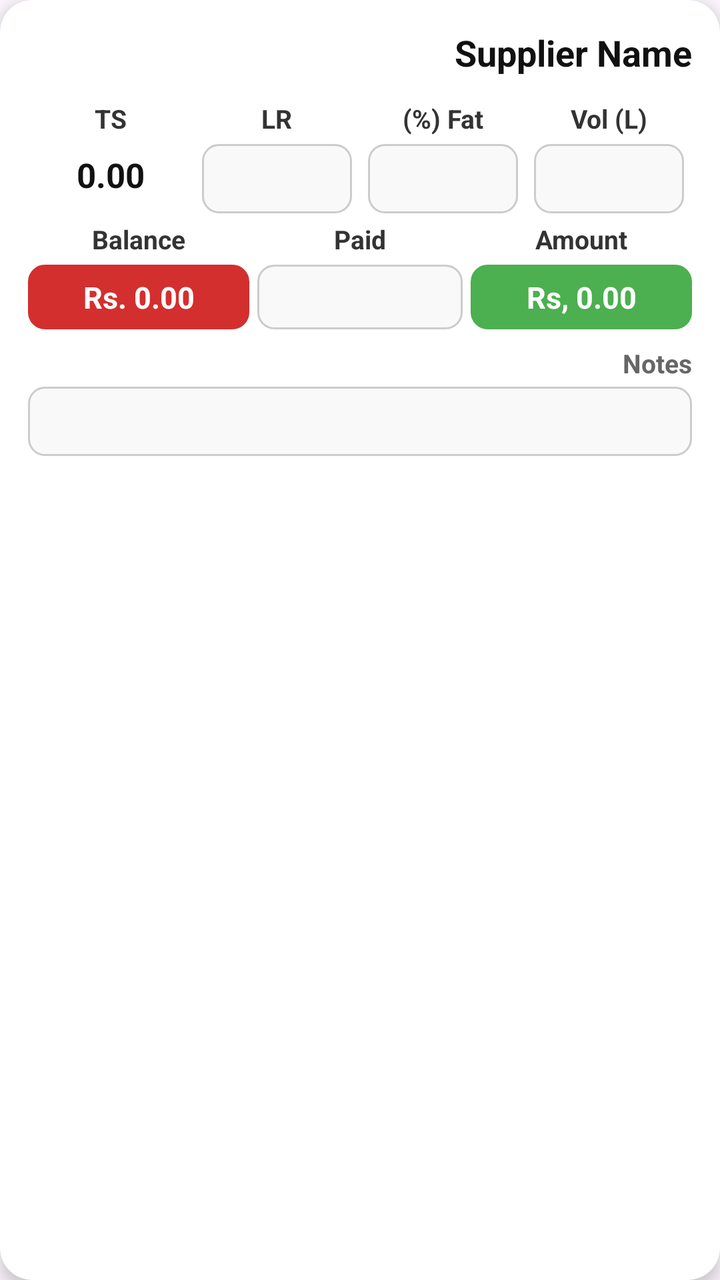
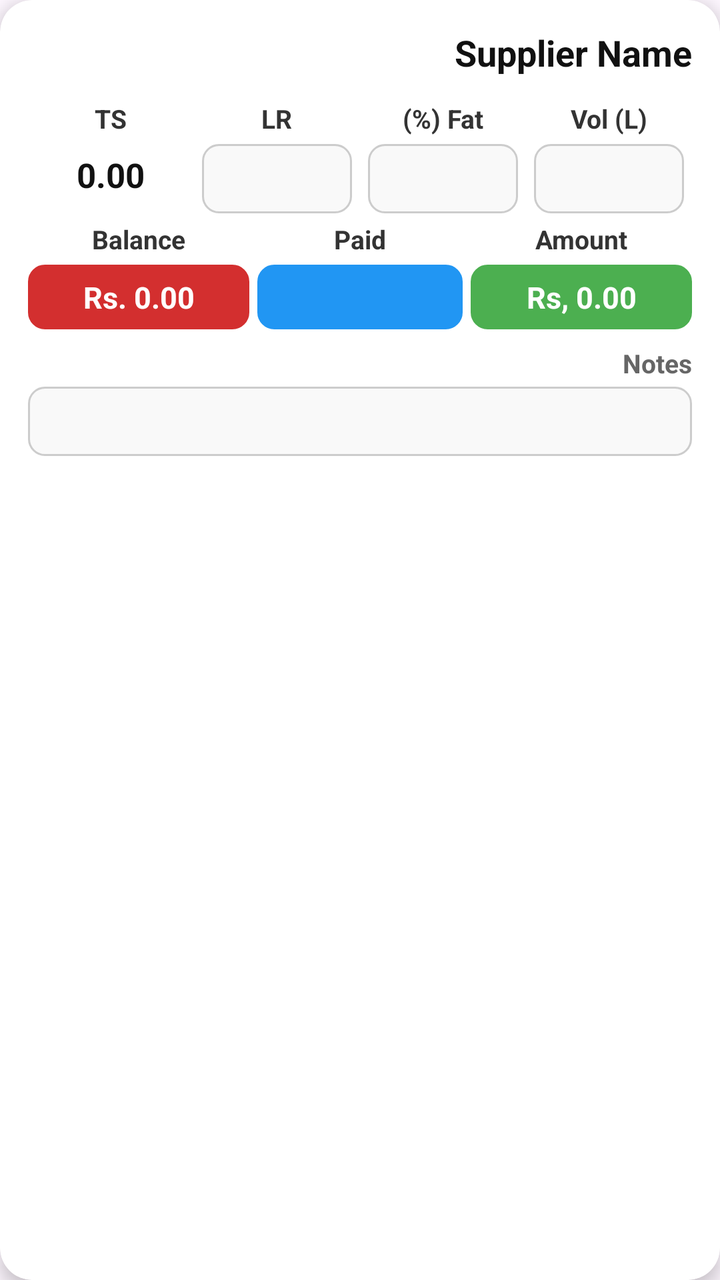

Compare the two renders of this Android layout. The source of the first and the diff that turns it into the second are given below.
<!-- AndroidManifest.xml: application theme Theme.MilkLedger -->
<!-- res/layout/item_purchase.xml -->
<?xml version="1.0" encoding="utf-8"?>
<androidx.cardview.widget.CardView
    xmlns:android="http://schemas.android.com/apk/res/android"
    xmlns:app="http://schemas.android.com/apk/res-auto"
    xmlns:tools="http://schemas.android.com/tools"
    android:layout_width="match_parent"
    android:layout_height="wrap_content"
    android:layout_marginHorizontal="16dp"
    android:layout_marginVertical="8dp"
    app:cardCornerRadius="16dp"
    android:layoutDirection="rtl"
    android:textDirection="rtl"
    app:cardElevation="5dp"
    android:backgroundTint="@android:color/white">

    <LinearLayout
        android:layout_width="match_parent"
        android:layout_height="wrap_content"
        android:orientation="vertical"
        android:padding="14dp">

        
        <TextView
            android:id="@+id/tv_supplier_name"
            android:layout_width="match_parent"
            android:layout_height="wrap_content"
            android:text="Supplier Name"
            android:textSize="18sp"
            android:textStyle="bold"
            android:textColor="#111111"
            android:layout_marginBottom="8dp" />

        
        <GridLayout
            android:layout_width="match_parent"
            android:layout_height="wrap_content"
            android:columnCount="4"
            android:alignmentMode="alignMargins"
            android:useDefaultMargins="true"
            >

            
            <LinearLayout
                android:layout_width="0dp"
                android:layout_height="wrap_content"
                android:layout_columnWeight="1"
                android:orientation="vertical"
                android:gravity="center">

                <TextView
                    android:layout_width="wrap_content"
                    android:layout_height="wrap_content"
                    android:layout_marginBottom="4dp"
                    android:text="Vol (L)"
                    android:textColor="#333"
                    android:textSize="13sp"
                    android:textStyle="bold" />

                <EditText
                    android:id="@+id/et_volume"
                    android:layout_width="match_parent"
                    android:layout_height="wrap_content"
                    android:inputType="numberDecimal"
                    android:textSize="17sp"
                    android:gravity="center"
                    android:paddingVertical="6dp"
                    android:background="@drawable/bg_edittext_readable" />
            </LinearLayout>

            
            <LinearLayout
                android:layout_width="0dp"
                android:layout_height="wrap_content"
                android:layout_columnWeight="1"
                android:orientation="vertical"
                android:gravity="center">

                <TextView
                    android:layout_width="wrap_content"
                    android:layout_height="wrap_content"
                    android:layout_marginBottom="4dp"
                    android:text="Fat (%)"
                    android:textColor="#333"
                    android:textSize="13sp"
                    android:textStyle="bold" />

                <EditText
                    android:id="@+id/et_fat"
                    android:layout_width="match_parent"
                    android:layout_height="wrap_content"
                    android:inputType="numberDecimal"
                    android:textSize="17sp"
                    android:gravity="center"
                    android:paddingVertical="6dp"
                    android:background="@drawable/bg_edittext_readable" />
            </LinearLayout>

            
            <LinearLayout
                android:layout_width="0dp"
                android:layout_height="wrap_content"
                android:layout_columnWeight="1"
                android:orientation="vertical"
                android:gravity="center">

                <TextView
                    android:layout_width="wrap_content"
                    android:layout_height="wrap_content"
                    android:layout_marginBottom="4dp"
                    android:text="LR"
                    android:textColor="#333"
                    android:textSize="13sp"
                    android:textStyle="bold" />

                <EditText
                    android:id="@+id/et_lr"
                    android:layout_width="match_parent"
                    android:layout_height="wrap_content"
                    android:inputType="numberDecimal"
                    android:textSize="17sp"
                    android:gravity="center"
                    android:paddingVertical="6dp"
                    android:background="@drawable/bg_edittext_readable" />
            </LinearLayout>

            
            <LinearLayout
                android:layout_width="0dp"
                android:layout_height="wrap_content"
                android:layout_columnWeight="1"
                android:orientation="vertical"

                android:gravity="center">

                <TextView
                    android:layout_width="wrap_content"
                    android:layout_height="wrap_content"
                    android:text="TS"
                    android:textColor="#333"
                    android:textSize="13sp"
                    android:textStyle="bold" />

                <TextView
                    android:id="@+id/tv_ts"
                    android:layout_width="match_parent"
                    android:layout_height="wrap_content"
                    android:text="0.00"
                    android:paddingTop="8dp"
                    android:textSize="17sp"
                    android:textStyle="bold"
                    android:textColor="#111111"
                    android:gravity="center" />
            </LinearLayout>
        </GridLayout>


        
        
        <LinearLayout
            android:layout_width="match_parent"
            android:layout_height="wrap_content"
            android:orientation="horizontal"
            android:gravity="center_vertical"
            android:layout_marginBottom="8dp"
            android:weightSum="3">

            
            <LinearLayout
                android:layout_width="0dp"
                android:layout_height="wrap_content"
                android:layout_weight="1"
                android:orientation="vertical"
                android:gravity="center_horizontal">

                <TextView
                    android:layout_width="wrap_content"
                    android:layout_height="wrap_content"
                    android:text="Amount"
                    android:textColor="#333"
                    android:textSize="13sp"
                    android:textStyle="bold"
                    android:layout_marginBottom="4dp"/>

                <TextView
                    android:id="@+id/tv_price"
                    android:layout_width="match_parent"
                    android:layout_height="wrap_content"
                    android:text="Rs, 0.00"
                    android:textSize="15sp"
                    android:textStyle="bold"
                    android:textColor="#fff"
                    android:gravity="center"
                    android:backgroundTint="@color/sale_color"
                    android:background="@drawable/bg_edittext_readable"
                    android:paddingVertical="6dp"/>
            </LinearLayout>

            
            <LinearLayout
                android:layout_width="0dp"
                android:layout_height="wrap_content"
                android:layout_weight="1"
                android:orientation="vertical"
                android:gravity="center_horizontal"
                android:paddingHorizontal="4dp">

                <TextView
                    android:layout_width="wrap_content"
                    android:layout_height="wrap_content"
                    android:text="Paid"
                    android:textColor="#333"
                    android:textSize="13sp"
                    android:textStyle="bold"
                    android:layout_marginBottom="4dp"/>

                <EditText
                    android:id="@+id/et_paid"
                    android:layout_width="match_parent"
                    android:layout_height="wrap_content"
                    android:inputType="numberDecimal"
                    android:textSize="15sp"
                    android:gravity="center"

                    android:background="@drawable/bg_edittext_readable"
                    android:paddingVertical="6dp"/>
            </LinearLayout>

            
            <LinearLayout
                android:layout_width="0dp"
                android:layout_height="wrap_content"
                android:layout_weight="1"
                android:orientation="vertical"
                android:gravity="center_horizontal">

                <TextView
                    android:layout_width="wrap_content"
                    android:layout_height="wrap_content"
                    android:text="Balance"
                    android:textColor="#333"
                    android:textSize="13sp"
                    android:textStyle="bold"
                    android:layout_marginBottom="4dp"/>

                <TextView
                    android:id="@+id/tv_balance"
                    android:layout_width="match_parent"
                    android:layout_height="wrap_content"
                    android:text="Rs. 0.00"
                    android:textSize="15sp"
                    android:textStyle="bold"
                    android:textColor="#fff"
                    android:backgroundTint="#D32F2F"
                    android:gravity="center"
                    android:background="@drawable/bg_edittext_readable"
                    android:paddingVertical="6dp"/>
            </LinearLayout>
        </LinearLayout>



        
        <TextView
            android:layout_width="match_parent"
            android:layout_height="wrap_content"
            android:layout_marginBottom="3dp"
            android:text="Notes"
            android:textColor="#666"
            android:textSize="13sp"
            android:textStyle="bold" />

        <EditText
            android:id="@+id/et_notes"
            android:layout_width="match_parent"
            android:layout_height="wrap_content"
            android:inputType="textCapSentences"
            android:textSize="17sp"
            android:paddingStart="10dp"
            android:paddingVertical="6dp"
            android:background="@drawable/bg_edittext_readable"
            tools:ignore="RtlSymmetry" />
    </LinearLayout>
</androidx.cardview.widget.CardView>
<!-- resources referenced by this layout -->
<resources>
  <color name="sale_color">#4CAF50</color>
  <!-- drawable bg_edittext_readable (drawable) -->
  <shape xmlns:android="http://schemas.android.com/apk/res/android" android:shape="rectangle">
      <solid android:color="#F9F9F9" />
      <stroke android:width="1dp" android:color="#CCCCCC" />
      <corners android:radius="8dp" />
      <padding android:left="6dp" android:right="6dp" android:top="4dp" android:bottom="4dp" />
  </shape>
  <style name="Theme.MilkLedger" parent="Base.Theme.MilkLedger" />
  <style name="Base.Theme.MilkLedger" parent="Theme.Material3.DayNight.NoActionBar">
  
  
  
          <item name="colorPrimary">@color/md_theme_primary</item>
          <item name="colorOnPrimary">@color/md_theme_onPrimary</item>
          <item name="colorSecondary">@color/md_theme_secondary</item>
          <item name="colorOnSecondary">@color/md_theme_onSecondary</item>
          <item name="android:statusBarColor">@android:color/transparent</item>
          <item name="android:navigationBarColor">?attr/colorSurface</item>
  
          <item name="materialButtonStyle">@style/Button.Filled</item>
  
          <item name="textAppearanceHeadlineLarge">@style/Text.H1</item>
          <item name="textAppearanceHeadlineMedium">@style/Text.H2</item>
          <item name="textAppearanceTitleMedium">@style/Text.Title</item>
          <item name="textAppearanceBodyLarge">@style/Text.Body</item>
          <item name="textAppearanceLabelMedium">@style/Text.Caption</item>
          <item name="textAppearanceLabelLarge">@style/Text.Button</item>
  
  
      </style>
  <color name="md_theme_primary">#4CAF50</color>
  <color name="md_theme_onPrimary">#FFFFFF</color>
  <color name="md_theme_secondary">#FFC107</color>
  <color name="md_theme_onSecondary">#000000</color>
  <style name="Button.Filled" parent="Widget.Material3.Button">
          <item name="cornerRadius">@dimen/corner_medium</item>
          <item name="textAppearanceButton">@style/Text.Button</item>
          <item name="elevation">@dimen/elevation_high</item>
          <item name="android:textAllCaps">false</item>
      </style>
  <style name="Text.H1" parent="TextAppearance.Material3.DisplayLarge">
          <item name="android:fontFamily">@font/poppins_bold</item>
          <item name="android:textSize">@dimen/sp_headline_large</item>
          <item name="android:letterSpacing">0.01</item>
      </style>
  <style name="Text.H2" parent="TextAppearance.Material3.HeadlineMedium">
          <item name="android:fontFamily">@font/poppins_semibold</item>
          <item name="android:textSize">@dimen/sp_headline_medium</item>
          <item name="android:letterSpacing">0.01</item>
      </style>
  <style name="Text.Title" parent="TextAppearance.Material3.TitleMedium">
          <item name="android:fontFamily">@font/inter_semibold</item>
          <item name="android:textSize">@dimen/sp_headline_medium</item>
      </style>
  <style name="Text.Body" parent="TextAppearance.Material3.BodyLarge">
          <item name="android:fontFamily">@font/inter</item>
          <item name="android:textSize">@dimen/sp_body</item>
      </style>
  <style name="Text.Caption" parent="TextAppearance.Material3.LabelMedium">
          <item name="android:fontFamily">@font/inter_semibold</item>
          <item name="android:textSize">@dimen/sp_caption</item>
      </style>
  <style name="Text.Button" parent="TextAppearance.Material3.LabelLarge">
          <item name="android:fontFamily">@font/inter_semibold</item>
          <item name="android:textSize">@dimen/sp_button</item>
          <item name="android:textAllCaps">false</item>
      </style>
  <dimen name="corner_medium">8dp</dimen>
  <dimen name="elevation_high">8dp</dimen>
  <dimen name="sp_headline_large">24sp</dimen>
  <dimen name="sp_headline_medium">20sp</dimen>
  <dimen name="sp_body">16sp</dimen>
  <dimen name="sp_caption">14sp</dimen>
  <dimen name="sp_button">16sp</dimen>
</resources>

<!-- the commit's change to res/layout/item_purchase.xml (unified diff, before → after) -->
@@ -1,17 +1,16 @@
 <?xml version="1.0" encoding="utf-8"?>
-<androidx.cardview.widget.CardView
-    xmlns:android="http://schemas.android.com/apk/res/android"
+<androidx.cardview.widget.CardView xmlns:android="http://schemas.android.com/apk/res/android"
     xmlns:app="http://schemas.android.com/apk/res-auto"
     xmlns:tools="http://schemas.android.com/tools"
     android:layout_width="match_parent"
     android:layout_height="wrap_content"
     android:layout_marginHorizontal="16dp"
     android:layout_marginVertical="8dp"
-    app:cardCornerRadius="16dp"
+    android:backgroundTint="@android:color/white"
     android:layoutDirection="rtl"
     android:textDirection="rtl"
-    app:cardElevation="5dp"
-    android:backgroundTint="@android:color/white">
+    app:cardCornerRadius="16dp"
+    app:cardElevation="5dp">
 
     <LinearLayout
         android:layout_width="match_parent"
@@ -24,239 +23,244 @@
             android:id="@+id/tv_supplier_name"
             android:layout_width="match_parent"
             android:layout_height="wrap_content"
+            android:layout_marginBottom="8dp"
             android:text="Supplier Name"
+            android:textColor="#111111"
             android:textSize="18sp"
-            android:textStyle="bold"
-            android:textColor="#111111"
-            android:layout_marginBottom="8dp" />
+            android:textStyle="bold" />
 
         
         <GridLayout
             android:layout_width="match_parent"
             android:layout_height="wrap_content"
+            android:alignmentMode="alignMargins"
             android:columnCount="4"
-            android:alignmentMode="alignMargins"
-            android:useDefaultMargins="true"
-            >
-
-            
-            <LinearLayout
-                android:layout_width="0dp"
-                android:layout_height="wrap_content"
-                android:layout_columnWeight="1"
+            android:useDefaultMargins="true">
+
+            
+            <LinearLayout
+                android:layout_width="0dp"
+                android:layout_height="wrap_content"
+                android:layout_columnWeight="1"
+                android:gravity="center"
+                android:orientation="vertical">
+
+                <TextView
+                    android:layout_width="wrap_content"
+                    android:layout_height="wrap_content"
+                    android:layout_marginBottom="4dp"
+                    android:text="Vol (L)"
+                    android:textColor="#333"
+                    android:textSize="13sp"
+                    android:textStyle="bold" />
+
+                <EditText
+                    android:id="@+id/et_volume"
+                    android:layout_width="match_parent"
+                    android:layout_height="wrap_content"
+                    android:background="@drawable/bg_edittext_readable"
+                    android:gravity="center"
+                    android:inputType="numberDecimal"
+                    android:layoutDirection="ltr"
+                    android:paddingVertical="6dp"
+                    android:textDirection="ltr"
+                    android:textSize="17sp" />
+            </LinearLayout>
+
+            
+            <LinearLayout
+                android:layout_width="0dp"
+                android:layout_height="wrap_content"
+                android:layout_columnWeight="1"
+                android:gravity="center"
+                android:orientation="vertical">
+
+                <TextView
+                    android:layout_width="wrap_content"
+                    android:layout_height="wrap_content"
+                    android:layout_marginBottom="4dp"
+                    android:text="Fat (%)"
+                    android:textColor="#333"
+                    android:textSize="13sp"
+                    android:textStyle="bold" />
+
+                <EditText
+                    android:id="@+id/et_fat"
+                    android:layout_width="match_parent"
+                    android:layout_height="wrap_content"
+                    android:background="@drawable/bg_edittext_readable"
+                    android:gravity="center"
+                    android:inputType="numberDecimal"
+                    android:paddingVertical="6dp"
+                    android:textDirection="ltr"
+                    android:textSize="17sp" />
+            </LinearLayout>
+
+            
+            <LinearLayout
+                android:layout_width="0dp"
+                android:layout_height="wrap_content"
+                android:layout_columnWeight="1"
+                android:gravity="center"
+                android:orientation="vertical">
+
+                <TextView
+                    android:layout_width="wrap_content"
+                    android:layout_height="wrap_content"
+                    android:layout_marginBottom="4dp"
+                    android:text="LR"
+                    android:textColor="#333"
+                    android:textSize="13sp"
+                    android:textStyle="bold" />
+
+                <EditText
+                    android:id="@+id/et_lr"
+                    android:layout_width="match_parent"
+                    android:layout_height="wrap_content"
+                    android:background="@drawable/bg_edittext_readable"
+                    android:gravity="center"
+                    android:inputType="numberDecimal"
+                    android:paddingVertical="6dp"
+                    android:textDirection="ltr"
+                    android:textSize="17sp" />
+            </LinearLayout>
+
+            
+            <LinearLayout
+                android:layout_width="0dp"
+                android:layout_height="wrap_content"
+                android:layout_columnWeight="1"
+                android:gravity="center"
+
+                android:orientation="vertical">
+
+                <TextView
+                    android:layout_width="wrap_content"
+                    android:layout_height="wrap_content"
+                    android:text="TS"
+                    android:textColor="#333"
+                    android:textSize="13sp"
+                    android:textStyle="bold" />
+
+                <TextView
+                    android:id="@+id/tv_ts"
+                    android:layout_width="match_parent"
+                    android:layout_height="wrap_content"
+                    android:gravity="center"
+                    android:paddingTop="8dp"
+                    android:text="0.00"
+                    android:textColor="#111111"
+                    android:textSize="17sp"
+                    android:textStyle="bold" />
+            </LinearLayout>
+        </GridLayout>
+
+
+        
+        
+        <LinearLayout
+            android:layout_width="match_parent"
+            android:layout_height="wrap_content"
+            android:layout_marginBottom="8dp"
+            android:gravity="center_vertical"
+            android:orientation="horizontal"
+            android:weightSum="3">
+
+            
+            <LinearLayout
+                android:layout_width="0dp"
+                android:layout_height="wrap_content"
+                android:layout_weight="1"
+                android:gravity="center_horizontal"
+                android:orientation="vertical">
+
+                <TextView
+                    android:layout_width="wrap_content"
+                    android:layout_height="wrap_content"
+                    android:layout_marginBottom="4dp"
+                    android:text="Amount"
+                    android:textColor="#333"
+                    android:textSize="13sp"
+                    android:textStyle="bold" />
+
+                <TextView
+                    android:id="@+id/tv_price"
+                    android:layout_width="match_parent"
+                    android:layout_height="wrap_content"
+                    android:background="@drawable/bg_edittext_readable"
+                    android:backgroundTint="@color/sale_color"
+                    android:gravity="center"
+                    android:paddingVertical="6dp"
+                    android:text="Rs, 0.00"
+                    android:textColor="#fff"
+                    android:textSize="15sp"
+                    android:textStyle="bold" />
+            </LinearLayout>
+
+            
+            <LinearLayout
+                android:layout_width="0dp"
+                android:layout_height="wrap_content"
+                android:layout_weight="1"
+                android:gravity="center_horizontal"
                 android:orientation="vertical"
-                android:gravity="center">
-
-                <TextView
-                    android:layout_width="wrap_content"
-                    android:layout_height="wrap_content"
-                    android:layout_marginBottom="4dp"
-                    android:text="Vol (L)"
-                    android:textColor="#333"
-                    android:textSize="13sp"
-                    android:textStyle="bold" />
-
-                <EditText
-                    android:id="@+id/et_volume"
-                    android:layout_width="match_parent"
-                    android:layout_height="wrap_content"
-                    android:inputType="numberDecimal"
-                    android:textSize="17sp"
-                    android:gravity="center"
-                    android:paddingVertical="6dp"
-                    android:background="@drawable/bg_edittext_readable" />
-            </LinearLayout>
-
-            
-            <LinearLayout
-                android:layout_width="0dp"
-                android:layout_height="wrap_content"
-                android:layout_columnWeight="1"
-                android:orientation="vertical"
-                android:gravity="center">
-
-                <TextView
-                    android:layout_width="wrap_content"
-                    android:layout_height="wrap_content"
-                    android:layout_marginBottom="4dp"
-                    android:text="Fat (%)"
-                    android:textColor="#333"
-                    android:textSize="13sp"
-                    android:textStyle="bold" />
-
-                <EditText
-                    android:id="@+id/et_fat"
-                    android:layout_width="match_parent"
-                    android:layout_height="wrap_content"
-                    android:inputType="numberDecimal"
-                    android:textSize="17sp"
-                    android:gravity="center"
-                    android:paddingVertical="6dp"
-                    android:background="@drawable/bg_edittext_readable" />
-            </LinearLayout>
-
-            
-            <LinearLayout
-                android:layout_width="0dp"
-                android:layout_height="wrap_content"
-                android:layout_columnWeight="1"
-                android:orientation="vertical"
-                android:gravity="center">
-
-                <TextView
-                    android:layout_width="wrap_content"
-                    android:layout_height="wrap_content"
-                    android:layout_marginBottom="4dp"
-                    android:text="LR"
-                    android:textColor="#333"
-                    android:textSize="13sp"
-                    android:textStyle="bold" />
-
-                <EditText
-                    android:id="@+id/et_lr"
-                    android:layout_width="match_parent"
-                    android:layout_height="wrap_content"
-                    android:inputType="numberDecimal"
-                    android:textSize="17sp"
-                    android:gravity="center"
-                    android:paddingVertical="6dp"
-                    android:background="@drawable/bg_edittext_readable" />
-            </LinearLayout>
-
-            
-            <LinearLayout
-                android:layout_width="0dp"
-                android:layout_height="wrap_content"
-                android:layout_columnWeight="1"
-                android:orientation="vertical"
-
-                android:gravity="center">
-
-                <TextView
-                    android:layout_width="wrap_content"
-                    android:layout_height="wrap_content"
-                    android:text="TS"
-                    android:textColor="#333"
-                    android:textSize="13sp"
-                    android:textStyle="bold" />
-
-                <TextView
-                    android:id="@+id/tv_ts"
-                    android:layout_width="match_parent"
-                    android:layout_height="wrap_content"
-                    android:text="0.00"
-                    android:paddingTop="8dp"
-                    android:textSize="17sp"
+                android:paddingHorizontal="4dp">
+
+                <TextView
+                    android:layout_width="wrap_content"
+                    android:layout_height="wrap_content"
+                    android:layout_marginBottom="4dp"
+                    android:text="Paid"
+                    android:textColor="#333"
+                    android:textSize="13sp"
+                    android:textStyle="bold" />
+
+                <EditText
+                    android:id="@+id/et_paid"
+                    android:layout_width="match_parent"
+                    android:layout_height="wrap_content"
+                    android:background="@drawable/bg_edittext_readable"
+                    android:backgroundTint="@color/info"
+                    android:textColor="#fff"
                     android:textStyle="bold"
-                    android:textColor="#111111"
-                    android:gravity="center" />
-            </LinearLayout>
-        </GridLayout>
-
-
-        
-        
-        <LinearLayout
-            android:layout_width="match_parent"
-            android:layout_height="wrap_content"
-            android:orientation="horizontal"
-            android:gravity="center_vertical"
-            android:layout_marginBottom="8dp"
-            android:weightSum="3">
+                    android:gravity="center"
+                    android:inputType="numberDecimal"
+                    android:paddingVertical="6dp"
+                    android:textDirection="ltr"
+                    android:textSize="15sp" />
+            </LinearLayout>
 
             
             <LinearLayout
                 android:layout_width="0dp"
                 android:layout_height="wrap_content"
                 android:layout_weight="1"
-                android:orientation="vertical"
-                android:gravity="center_horizontal">
-
-                <TextView
-                    android:layout_width="wrap_content"
-                    android:layout_height="wrap_content"
-                    android:text="Amount"
-                    android:textColor="#333"
-                    android:textSize="13sp"
-                    android:textStyle="bold"
-                    android:layout_marginBottom="4dp"/>
-
-                <TextView
-                    android:id="@+id/tv_price"
-                    android:layout_width="match_parent"
-                    android:layout_height="wrap_content"
-                    android:text="Rs, 0.00"
+                android:gravity="center_horizontal"
+                android:orientation="vertical">
+
+                <TextView
+                    android:layout_width="wrap_content"
+                    android:layout_height="wrap_content"
+                    android:layout_marginBottom="4dp"
+                    android:text="Balance"
+                    android:textColor="#333"
+                    android:textSize="13sp"
+                    android:textStyle="bold" />
+
+                <TextView
+                    android:id="@+id/tv_balance"
+                    android:layout_width="match_parent"
+                    android:layout_height="wrap_content"
+                    android:background="@drawable/bg_edittext_readable"
+                    android:backgroundTint="#D32F2F"
+                    android:gravity="center"
+                    android:paddingVertical="6dp"
+                    android:text="Rs. 0.00"
+                    android:textColor="#fff"
                     android:textSize="15sp"
-                    android:textStyle="bold"
-                    android:textColor="#fff"
-                    android:gravity="center"
-                    android:backgroundTint="@color/sale_color"
-                    android:background="@drawable/bg_edittext_readable"
-                    android:paddingVertical="6dp"/>
-            </LinearLayout>
-
-            
-            <LinearLayout
-                android:layout_width="0dp"
-                android:layout_height="wrap_content"
-                android:layout_weight="1"
-                android:orientation="vertical"
-                android:gravity="center_horizontal"
-                android:paddingHorizontal="4dp">
-
-                <TextView
-                    android:layout_width="wrap_content"
-                    android:layout_height="wrap_content"
-                    android:text="Paid"
-                    android:textColor="#333"
-                    android:textSize="13sp"
-                    android:textStyle="bold"
-                    android:layout_marginBottom="4dp"/>
-
-                <EditText
-                    android:id="@+id/et_paid"
-                    android:layout_width="match_parent"
-                    android:layout_height="wrap_content"
-                    android:inputType="numberDecimal"
-                    android:textSize="15sp"
-                    android:gravity="center"
-
-                    android:background="@drawable/bg_edittext_readable"
-                    android:paddingVertical="6dp"/>
-            </LinearLayout>
-
-            
-            <LinearLayout
-                android:layout_width="0dp"
-                android:layout_height="wrap_content"
-                android:layout_weight="1"
-                android:orientation="vertical"
-                android:gravity="center_horizontal">
-
-                <TextView
-                    android:layout_width="wrap_content"
-                    android:layout_height="wrap_content"
-                    android:text="Balance"
-                    android:textColor="#333"
-                    android:textSize="13sp"
-                    android:textStyle="bold"
-                    android:layout_marginBottom="4dp"/>
-
-                <TextView
-                    android:id="@+id/tv_balance"
-                    android:layout_width="match_parent"
-                    android:layout_height="wrap_content"
-                    android:text="Rs. 0.00"
-                    android:textSize="15sp"
-                    android:textStyle="bold"
-                    android:textColor="#fff"
-                    android:backgroundTint="#D32F2F"
-                    android:gravity="center"
-                    android:background="@drawable/bg_edittext_readable"
-                    android:paddingVertical="6dp"/>
+                    android:textStyle="bold" />
             </LinearLayout>
         </LinearLayout>
-
 
 
         
@@ -273,11 +277,11 @@
             android:id="@+id/et_notes"
             android:layout_width="match_parent"
             android:layout_height="wrap_content"
+            android:background="@drawable/bg_edittext_readable"
             android:inputType="textCapSentences"
+            android:paddingVertical="6dp"
+            android:paddingStart="10dp"
             android:textSize="17sp"
-            android:paddingStart="10dp"
-            android:paddingVertical="6dp"
-            android:background="@drawable/bg_edittext_readable"
             tools:ignore="RtlSymmetry" />
     </LinearLayout>
 </androidx.cardview.widget.CardView>
<!-- resource entries referenced after the edit -->
@@ -1,5 +1,6 @@
 <!-- resources referenced by this layout -->
 <resources>
+  <color name="info">#2196F3</color>
   <color name="sale_color">#4CAF50</color>
   <!-- drawable bg_edittext_readable (drawable) -->
   <shape xmlns:android="http://schemas.android.com/apk/res/android" android:shape="rectangle">
